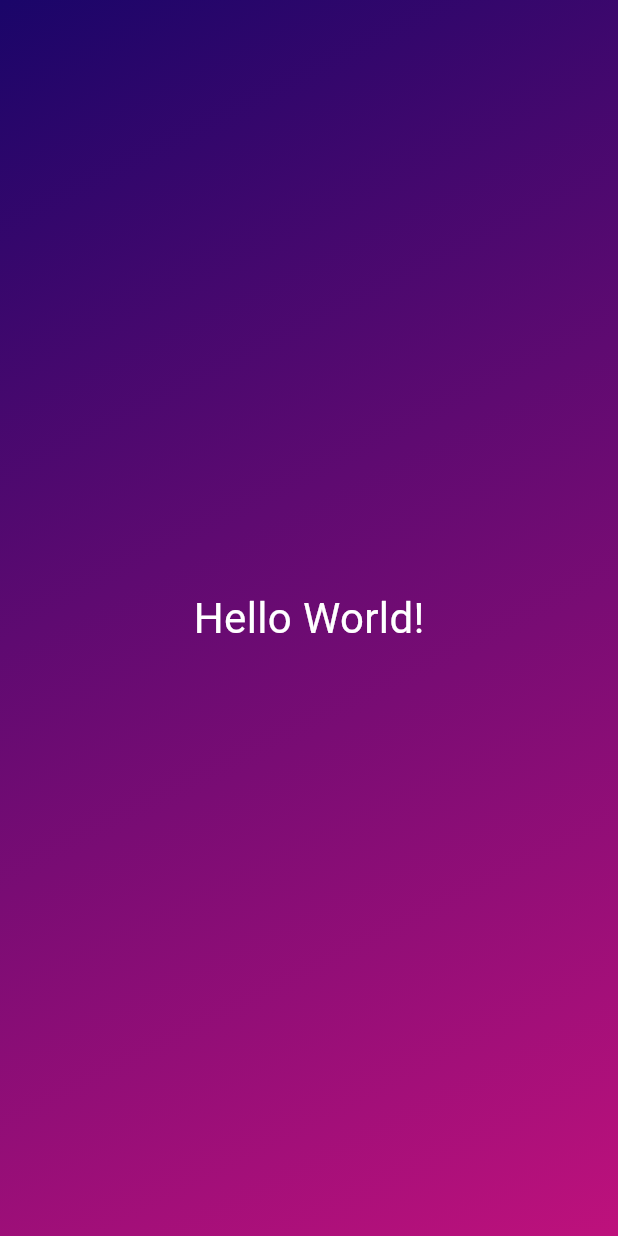
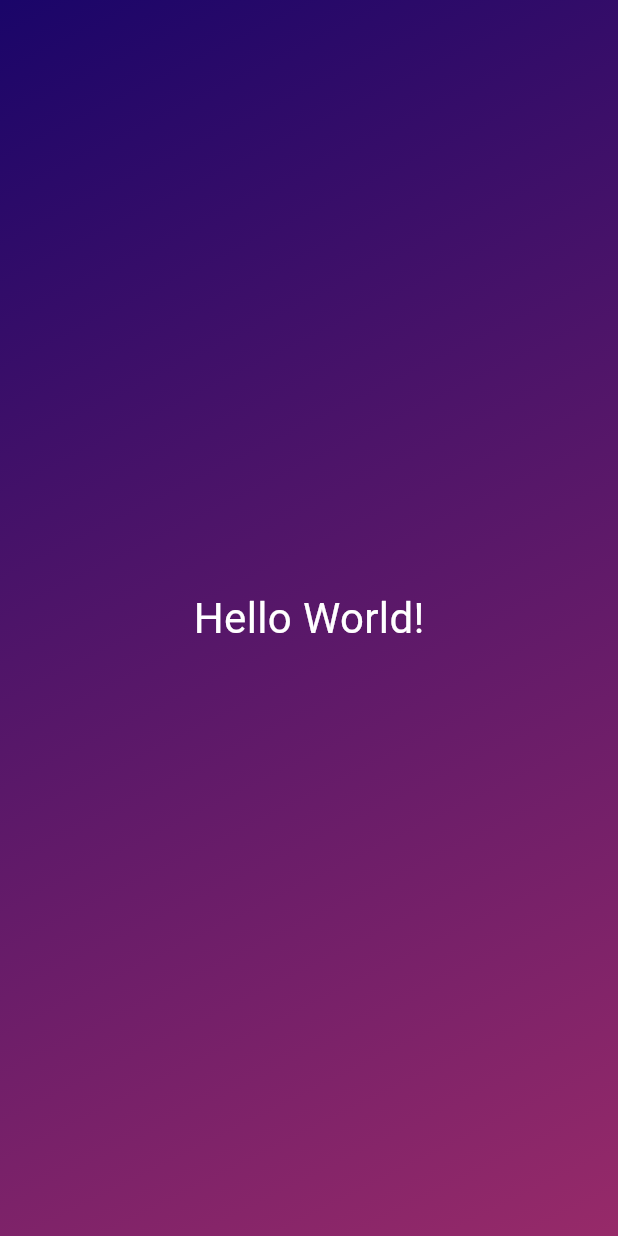
Before and after one commit to raziullah7/Flutter-Zero-to-Zoro, a Flutter app: the screen it shows after launch, on a phone screen of 412 x 824 dp. Run offline on Flutter 3.47's test engine with Material 3 defaults, Android fonts, the light colour scheme and no system bars.

Commit message:
=> understood different types of variables => refactored styled_text.dart to accept a String argument to display => refactored gradient_container.dart to accept a list of color to mix

```diff
--- a/project_structure/lib/gradient_container.dart
+++ b/project_structure/lib/gradient_container.dart
@@ -1,31 +1,37 @@
 import 'package:flutter/material.dart';
 import 'package:project_structure/styled_text.dart';
 
+// const variables are determined at compile-time
+const begin = Alignment.topLeft;
+const end = Alignment.bottomRight;
+
 // creating a class to improve readability and modularity
 class GradientContainer extends StatelessWidget {
+  // fields
+  final List<Color> colors;
+
   // create a constructor, have a named parameter "key"
   // then forward this "key" to the super class "StatelessWidget"
 
   // const GradientContainer({key}): super(key: key);
-  const GradientContainer({super.key});
+  const GradientContainer(this.colors, {super.key});
 
   @override
   Widget build(context) {
     return Container(
-      decoration: const BoxDecoration(
+      decoration: BoxDecoration(
         // default direction of gradient is left to right
         gradient: LinearGradient(
-          colors: [
-            Color.fromARGB(255, 26, 5, 105),
-            Color.fromARGB(255, 190, 17, 124),
-          ],
+          colors: colors,
           // changing the gradient from left-to-right TO top-to-bottom
-          begin: Alignment.topLeft,
-          end: Alignment.bottomRight,
+          // begin: Alignment.topLeft,
+          // end: Alignment.bottomRight,
+          begin: begin,
+          end: end,
         ),
       ),
       child: const Center(
-        child: StyledText(),
+        child: StyledText('Hello World!'),
       ),
     );
   }
--- a/project_structure/lib/main.dart
+++ b/project_structure/lib/main.dart
@@ -24,7 +24,10 @@ void main() {
       title: 'Flutter App',
       home: Scaffold(
         // backgroundColor: Colors.deepPurple,
-        body: GradientContainer(),
+        body: GradientContainer([
+          Color.fromARGB(255, 26, 5, 105),
+          Color.fromARGB(255, 151, 42, 105),
+        ]),
       ),
     ),
   );
--- a/project_structure/lib/styled_text.dart
+++ b/project_structure/lib/styled_text.dart
@@ -1,16 +1,19 @@
 import 'package:flutter/material.dart';
 
 class StyledText extends StatelessWidget {
+  // fields
+  final String text;
+
   // constructor
-  const StyledText({super.key});
+  const StyledText(this.text, {super.key});
 
   // build method
   @override
   Widget build(context) {
-    return const Text(
-      'Hello World!',
+    return Text(
+      text,
       // changing font-size and color using TextStyle()
-      style: TextStyle(
+      style: const TextStyle(
         fontSize: 28,
         color: Colors.white,
       ),
```
